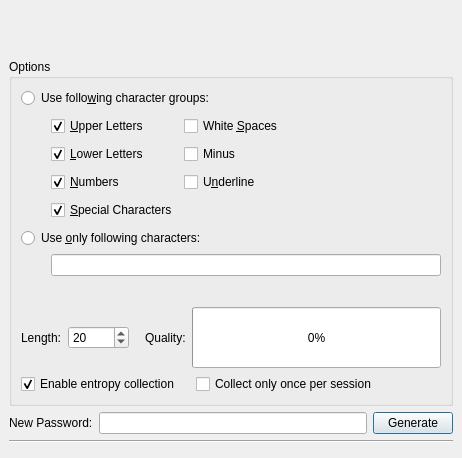
The window that src/forms/PasswordGenDlg.ui (thooge/keepassx1) describes before a commit, drawn with Qt 5.
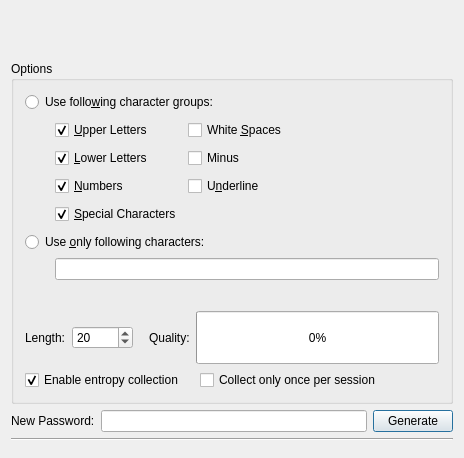
The same window after the commit.

The edit to the form file:
```diff
--- a/src/forms/PasswordGenDlg.ui
+++ b/src/forms/PasswordGenDlg.ui
@@ -22,18 +22,6 @@
    <property name="spacing" >
     <number>6</number>
    </property>
-   <property name="leftMargin" >
-    <number>9</number>
-   </property>
-   <property name="topMargin" >
-    <number>9</number>
-   </property>
-   <property name="rightMargin" >
-    <number>9</number>
-   </property>
-   <property name="bottomMargin" >
-    <number>9</number>
-   </property>
    <item>
     <spacer>
      <property name="orientation" >
@@ -59,18 +47,6 @@
       <property name="spacing" >
        <number>6</number>
       </property>
-      <property name="leftMargin" >
-       <number>9</number>
-      </property>
-      <property name="topMargin" >
-       <number>9</number>
-      </property>
-      <property name="rightMargin" >
-       <number>9</number>
-      </property>
-      <property name="bottomMargin" >
-       <number>9</number>
-      </property>
       <item>
        <widget class="QRadioButton" name="Radio_1" >
         <property name="text" >
@@ -86,18 +62,6 @@
         <property name="spacing" >
          <number>6</number>
         </property>
-        <property name="leftMargin" >
-         <number>0</number>
-        </property>
-        <property name="topMargin" >
-         <number>0</number>
-        </property>
-        <property name="rightMargin" >
-         <number>0</number>
-        </property>
-        <property name="bottomMargin" >
-         <number>0</number>
-        </property>
         <item>
          <spacer>
           <property name="orientation" >
@@ -116,18 +80,6 @@
         </item>
         <item>
          <layout class="QGridLayout" >
-          <property name="leftMargin" >
-           <number>0</number>
-          </property>
-          <property name="topMargin" >
-           <number>0</number>
-          </property>
-          <property name="rightMargin" >
-           <number>0</number>
-          </property>
-          <property name="bottomMargin" >
-           <number>0</number>
-          </property>
           <property name="horizontalSpacing" >
            <number>6</number>
           </property>
@@ -242,18 +194,6 @@
         <property name="spacing" >
          <number>6</number>
         </property>
-        <property name="leftMargin" >
-         <number>0</number>
-        </property>
-        <property name="topMargin" >
-         <number>0</number>
-        </property>
-        <property name="rightMargin" >
-         <number>0</number>
-        </property>
-        <property name="bottomMargin" >
-         <number>0</number>
-        </property>
         <item>
          <spacer>
           <property name="orientation" >
@@ -300,18 +240,6 @@
         <property name="spacing" >
          <number>6</number>
         </property>
-        <property name="leftMargin" >
-         <number>0</number>
-        </property>
-        <property name="topMargin" >
-         <number>0</number>
-        </property>
-        <property name="rightMargin" >
-         <number>0</number>
-        </property>
-        <property name="bottomMargin" >
-         <number>0</number>
-        </property>
         <item>
          <widget class="QLabel" name="textLabel1" >
           <property name="text" >
@@ -387,18 +315,6 @@
         <property name="spacing" >
          <number>6</number>
         </property>
-        <property name="leftMargin" >
-         <number>0</number>
-        </property>
-        <property name="topMargin" >
-         <number>0</number>
-        </property>
-        <property name="rightMargin" >
-         <number>0</number>
-        </property>
-        <property name="bottomMargin" >
-         <number>0</number>
-        </property>
         <item>
          <widget class="QCheckBox" name="Check_CollectEntropy" >
           <property name="text" >
@@ -458,18 +374,6 @@
      <property name="spacing" >
       <number>6</number>
      </property>
-     <property name="leftMargin" >
-      <number>0</number>
-     </property>
-     <property name="topMargin" >
-      <number>0</number>
-     </property>
-     <property name="rightMargin" >
-      <number>0</number>
-     </property>
-     <property name="bottomMargin" >
-      <number>0</number>
-     </property>
      <item>
       <widget class="QLabel" name="textLabel4" >
        <property name="text" >
```
